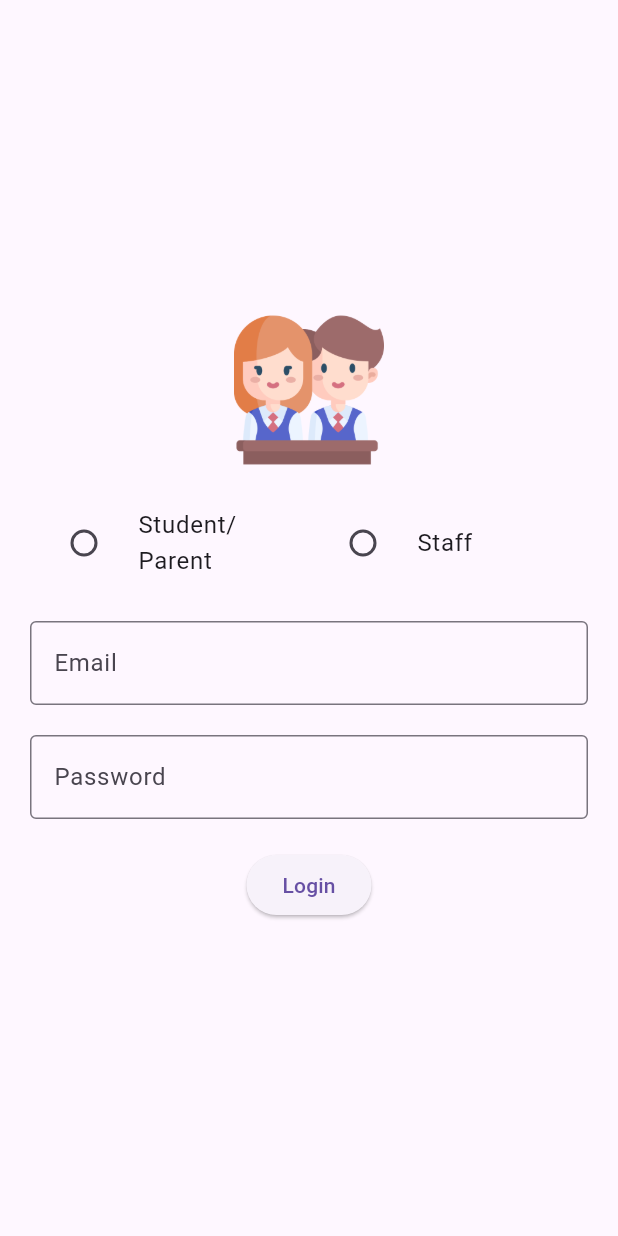
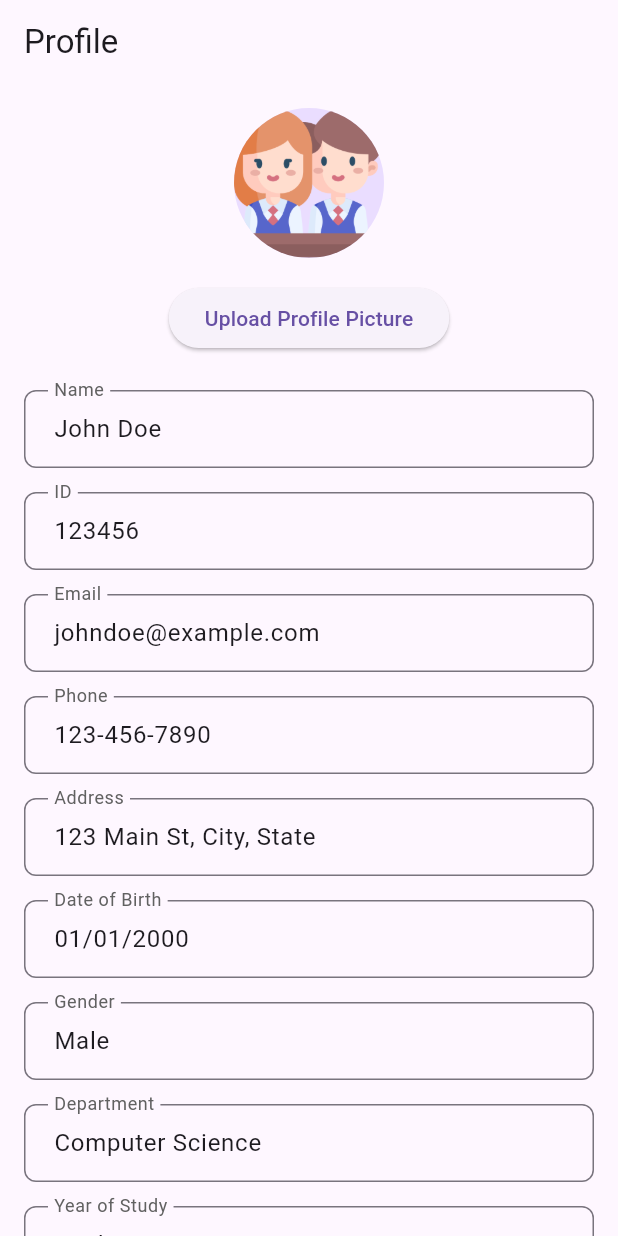
Before and after one commit to manisankarsms/sms_flutter, a Flutter app: the screen it shows after launch, on a phone screen of 412 x 824 dp. Run offline on Flutter 3.47's test engine with Material 3 defaults, Android fonts, the phone set to English and light mode, and no system bars; our stand-ins replace bloc, equatable, flutter_bloc, table_calendar.

Commit message:
profile, webservice, repo

```diff
--- a/lib/main.dart
+++ b/lib/main.dart
@@ -3,7 +3,9 @@ import 'package:flutter_bloc/flutter_bloc.dart';
 import 'package:sms/bloc/auth/auth_bloc.dart';
 import 'package:sms/repositories/auth_repository.dart';
 import 'package:sms/repositories/mock_repository.dart';
+import 'package:sms/screens/home_screen_student.dart';
 import 'package:sms/screens/login_screen.dart';
+import 'package:sms/screens/profile_screen.dart';
 import 'package:sms/services/web_service.dart';
 
 void main() {
@@ -13,16 +15,17 @@ void main() {
 class MyApp extends StatelessWidget {
   @override
   Widget build(BuildContext context) {
-    final WebService webService = WebService(baseUrl: 'your_base_url'); // Create an instance of WebService
+    final WebService webService = WebService(baseUrl: 'http://127.0.0.1:8080/'); // Create an instance of WebService
 
-    // final AuthRepository authRepository = AuthRepository(webService: webService); // Create an instance of AuthRepository
-    final MockAuthRepository authRepository = MockAuthRepository(); // Create an instance of AuthRepository
+    final AuthRepository authRepository = AuthRepository(webService: webService); // Create an instance of AuthRepository
+    // final MockAuthRepository authRepository = MockAuthRepository(); // Create an instance of AuthRepository
 
     return BlocProvider(
       create: (context) => AuthBloc(authRepository: authRepository), // Provide authRepository here
       child: MaterialApp(
         title: 'Your App',
-        home: LoginScreen(),
+        home: ProfileScreen(),
+        // home: LoginScreen(),
       ),
     );
   }
--- /dev/null
+++ b/lib/models/attendance.dart
@@ -0,0 +1,13 @@
+class Attendance {
+  final DateTime date;
+  final String eventName;
+
+  Attendance({required this.date, required this.eventName});
+
+  factory Attendance.fromJson(Map<String, dynamic> json) {
+    return Attendance(
+      date: DateTime.parse(json['date']),
+      eventName: json['eventName'],
+    );
+  }
+}
--- a/lib/repositories/mock_repository.dart
+++ b/lib/repositories/mock_repository.dart
@@ -1,3 +1,4 @@
+import '../models/attendance.dart';
 import '../models/user.dart';
 
 class MockAuthRepository {
@@ -11,4 +12,17 @@ class MockAuthRepository {
       return Future.error("Invalid");
     }
   }
+
+  Future<List<Attendance>> fetchAttendance() async {
+    // Simulate fetching data from a local source (e.g., hardcoded list)
+    return Future.delayed(Duration(milliseconds: 0), () {
+      return [
+        Attendance(date: DateTime(2024, 2, 10), eventName: 'Event 1'),
+        Attendance(date: DateTime(2024, 2, 15), eventName: 'Event 2'),
+        Attendance(date: DateTime(2024, 2, 18), eventName: 'Event 3'),
+        Attendance(date: DateTime(2024, 2, 20), eventName: 'Event 4'),
+        // Add more sample data as needed
+      ];
+    });
+  }
 }
--- a/lib/screens/home_screen_student.dart
+++ b/lib/screens/home_screen_student.dart
@@ -1,6 +1,7 @@
 
 import 'package:flutter/material.dart';
 import 'package:sms/screens/attendance_screen.dart';
+import 'package:sms/screens/profile_screen.dart';
 
 import 'calendar_screen.dart';
 import 'messages_screen.dart';
@@ -11,7 +12,8 @@ class HomeScreenStudent extends StatelessWidget {
     Item(name: 'Calendar', imagePath: 'assets/images/calendar.png'),
     Item(name: 'Messages', imagePath: 'assets/images/messages.png'),
     Item(name: 'Attendance', imagePath: 'assets/images/attendance.png'),
-    Item(name: 'Item 4', imagePath: 'assets/images/students3.png'),
+    Item(name: 'Profile', imagePath: 'assets/images/students2.png'),
+    Item(name: 'Item 5', imagePath: 'assets/images/students3.png'),
     Item(name: 'Item 5', imagePath: 'assets/images/students3.png'),
   ];
 
@@ -66,6 +68,13 @@ class GridItem extends StatelessWidget {
                   builder: (context) => AttendanceScreen(),
                 ),
               );
+            }else if (item.name == 'Profile') {
+              Navigator.push(
+                context,
+                MaterialPageRoute(
+                  builder: (context) => ProfileScreen(),
+                ),
+              );
             }
             else {
               // Handle navigation for other items
--- /dev/null
+++ b/lib/screens/profile_screen.dart
@@ -0,0 +1,331 @@
+import 'package:flutter/material.dart';
+
+class ProfileScreen extends StatefulWidget {
+  @override
+  _ProfileScreenState createState() => _ProfileScreenState();
+}
+
+class _ProfileScreenState extends State<ProfileScreen> {
+  final _formKey = GlobalKey<FormState>();
+
+  String studentName = "John Doe";
+  String studentId = "123456";
+  String email = "johndoe@example.com";
+  String phone = "123-456-7890";
+  String address = "123 Main St, City, State";
+  String dateOfBirth = "01/01/2000";
+  String gender = "Male";
+  String department = "Computer Science";
+  String yearOfStudy = "Sophomore";
+  String major = "Software Engineering";
+  String minor = "Mathematics";
+  String gpa = "3.8";
+  List<String> classes = ["CS101", "MATH201", "PHYS101"];
+  String academicAdvisor = "Dr. Smith";
+  String academicStanding = "Good";
+  List<String> scholarships = ["Dean's Scholarship", "Merit Scholarship"];
+  List<String> achievements = ["First Place in Hackathon", "Published Research Paper"];
+  List<String> activities = ["Coding Club", "Basketball Team"];
+  List<String> hobbies = ["Reading", "Gaming", "Traveling"];
+  String emergencyContactName = "Jane Doe";
+  String emergencyContactPhone = "987-654-3210";
+  String emergencyContactRelationship = "Mother";
+
+  @override
+  Widget build(BuildContext context) {
+    return Scaffold(
+      appBar: AppBar(
+        title: Text('Profile'),
+      ),
+      body: LayoutBuilder(
+        builder: (context, constraints) {
+          if (constraints.maxWidth > 600) {
+            // Web layout
+            return _buildWebLayout();
+          } else {
+            // Mobile layout
+            return _buildMobileLayout();
+          }
+        },
+      ),
+    );
+  }
+
+  Widget _buildWebLayout() {
+    return SingleChildScrollView(
+      padding: EdgeInsets.all(32.0),
+      child: Center(
+        child: Container(
+          width: MediaQuery.of(context).size.width * 0.9, // Adjusts the width to 90% of the screen width
+          child: Form(
+            key: _formKey,
+            child: Column(
+              crossAxisAlignment: CrossAxisAlignment.start,
+              children: [
+                Center(child: _buildProfilePicture()),
+                SizedBox(height: 16),
+                GridView.count(
+                  shrinkWrap: true,
+                  crossAxisCount: 4,
+                  crossAxisSpacing: 16,
+                  mainAxisSpacing: 0, // Remove space between rows
+                  padding: EdgeInsets.zero, // Remove padding around GridView
+                  children: [
+                    _buildTextInputField('Name', studentName, (value) {
+                      studentName = value;
+                    }),
+                    _buildTextInputField('ID', studentId, (value) {
+                      studentId = value;
+                    }),
+                    _buildTextInputField('Email', email, (value) {
+                      email = value;
+                    }),
+                    _buildTextInputField('Phone', phone, (value) {
+                      phone = value;
+                    }),
+                    _buildTextInputField('Address', address, (value) {
+                      address = value;
+                    }),
+                    _buildTextInputField('Date of Birth', dateOfBirth, (value) {
+                      dateOfBirth = value;
+                    }),
+                    _buildTextInputField('Gender', gender, (value) {
+                      gender = value;
+                    }),
+                    _buildTextInputField('Department', department, (value) {
+                      department = value;
+                    }),
+                    _buildTextInputField('Year of Study', yearOfStudy, (value) {
+                      yearOfStudy = value;
+                    }),
+                    _buildTextInputField('Major', major, (value) {
+                      major = value;
+                    }),
+                    _buildTextInputField('Minor', minor, (value) {
+                      minor = value;
+                    }),
+                    _buildTextInputField('GPA', gpa, (value) {
+                      gpa = value;
+                    }),
+                    _buildTextInputField('Classes Enrolled', classes.join(', '), (value) {
+                      classes = value.split(',').map((s) => s.trim()).toList();
+                    }),
+                    _buildTextInputField('Academic Advisor', academicAdvisor, (value) {
+                      academicAdvisor = value;
+                    }),
+                    _buildTextInputField('Academic Standing', academicStanding, (value) {
+                      academicStanding = value;
+                    }),
+                    _buildTextInputField('Scholarships', scholarships.join(', '), (value) {
+                      scholarships = value.split(',').map((s) => s.trim()).toList();
+                    }),
+                    _buildTextInputField('Achievements', achievements.join(', '), (value) {
+                      achievements = value.split(',').map((s) => s.trim()).toList();
+                    }),
+                    _buildTextInputField('Extracurricular Activities', activities.join(', '), (value) {
+                      activities = value.split(',').map((s) => s.trim()).toList();
+                    }),
+                    _buildTextInputField('Hobbies and Interests', hobbies.join(', '), (value) {
+                      hobbies = value.split(',').map((s) => s.trim()).toList();
+                    }),
+                    _buildTextInputField('Emergency Contact Name', emergencyContactName, (value) {
+                      emergencyContactName = value;
+                    }),
+                    _buildTextInputField('Emergency Contact Phone', emergencyContactPhone, (value) {
+                      emergencyContactPhone = value;
+                    }),
+                    _buildTextInputField('Emergency Contact Relationship', emergencyContactRelationship, (value) {
+                      emergencyContactRelationship = value;
+                    }),
+                  ],
+                ),
+                SizedBox(height: 16),
+                Center(
+                  child: ElevatedButton(
+                    onPressed: () {
+                      if (_formKey.currentState!.validate()) {
+                        _formKey.currentState!.save();
+                        // Logic to save profile changes
+                      }
+                    },
+                    child: Text('Save Profile'),
+                  ),
+                ),
+              ],
+            ),
+          ),
+        ),
+      ),
+    );
+  }
+
+  Widget _buildMobileLayout() {
+    return SingleChildScrollView(
+      padding: EdgeInsets.all(16.0),
+      child: Form(
+        key: _formKey,
+        child: Column(
+          crossAxisAlignment: CrossAxisAlignment.start,
+          children: [
+            Center(child: _buildProfilePicture()),
+            SizedBox(height: 16),
+            _buildTextInputField('Name', studentName, (value) {
+              studentName = value;
+            }),
+            _buildTextInputField('ID', studentId, (value) {
+              studentId = value;
+            }),
+            _buildTextInputField('Email', email, (value) {
+              email = value;
+            }),
+            _buildTextInputField('Phone', phone, (value) {
+              phone = value;
+            }),
+            _buildTextInputField('Address', address, (value) {
+              address = value;
+            }),
+            _buildTextInputField('Date of Birth', dateOfBirth, (value) {
+              dateOfBirth = value;
+            }),
+            _buildTextInputField('Gender', gender, (value) {
+              gender = value;
+            }),
+            _buildTextInputField('Department', department, (value) {
+              department = value;
+            }),
+            _buildTextInputField('Year of Study', yearOfStudy, (value) {
+              yearOfStudy = value;
+            }),
+            _buildTextInputField('Major', major, (value) {
+              major = value;
+            }),
+            _buildTextInputField('Minor', minor, (value) {
+              minor = value;
+            }),
+            _buildTextInputField('GPA', gpa, (value) {
+              gpa = value;
+            }),
+            _buildTextInputField('Classes Enrolled', classes.join(', '), (value) {
+              classes = value.split(',').map((s) => s.trim()).toList();
+            }),
+            _buildTextInputField('Academic Advisor', academicAdvisor, (value) {
+              academicAdvisor = value;
+            }),
+            _buildTextInputField('Academic Standing', academicStanding, (value) {
+              academicStanding = value;
+            }),
+            _buildTextInputField('Scholarships', scholarships.join(', '), (value) {
+              scholarships = value.split(',').map((s) => s.trim()).toList();
+            }),
+            _buildTextInputField('Achievements', achievements.join(', '), (value) {
+              achievements = value.split(',').map((s) => s.trim()).toList();
+            }),
+            _buildTextInputField('Extracurricular Activities', activities.join(', '), (value) {
+              activities = value.split(',').map((s) => s.trim()).toList();
+            }),
+            _buildTextInputField('Hobbies and Interests', hobbies.join(', '), (value) {
+              hobbies = value.split(',').map((s) => s.trim()).toList();
+            }),
+            _buildTextInputField('Emergency Contact Name', emergencyContactName, (value) {
+              emergencyContactName = value;
+            }),
+            _buildTextInputField('Emergency Contact Phone', emergencyContactPhone, (value) {
+              emergencyContactPhone = value;
+            }),
+            _buildTextInputField('Emergency Contact Relationship', emergencyContactRelationship, (value) {
+              emergencyContactRelationship = value;
+            }),
+            SizedBox(height: 16),
+            Center(
+              child: ElevatedButton(
+                onPressed: () {
+                  if (_formKey.currentState!.validate()) {
+                    _formKey.currentState!.save();
+                    // Logic to save profile changes
+                  }
+                },
+                child: Text('Save Profile'),
+              ),
+            ),
+          ],
+        ),
+      ),
+    );
+  }
+
+  Widget _buildProfilePicture() {
+    return Column(
+      children: [
+        CircleAvatar(
+          radius: 50,
+          backgroundImage: AssetImage('assets/images/students.png'), // Ensure this path matches the path in your pubspec.yaml
+        ),
+        SizedBox(height: 16),
+        ElevatedButton(
+          onPressed: () {
+            // Logic to upload profile picture
+          },
+          child: Text('Upload Profile Picture'),
+        ),
+      ],
+    );
+  }
+
+  /*Widget _buildTextInputField(String label, String initialValue, Function(String) onSaved) {
+    return Padding(
+      padding: const EdgeInsets.symmetric(vertical: 8.0),
+      child: TextFormField(
+        initialValue: initialValue,
+        decoration: InputDecoration(
+          labelText: label,
+          border: OutlineInputBorder(),
+        ),
+        validator: (value) {
+          if (value == null || value.isEmpty) {
+            return 'Please enter $label';
+          }
+          return null;
+        },
+        onSaved: (value) => onSaved(value!),
+      ),
+    );
+  }*/
+  Widget _buildTextInputField(String label, String initialValue, Function(String) onSaved, {EdgeInsetsGeometry padding = const EdgeInsets.symmetric(vertical: 8.0)}) {
+    return Padding(
+      padding: padding,
+      child: TextFormField(
+        initialValue: initialValue,
+        decoration: InputDecoration(
+          labelText: label,
+          labelStyle: TextStyle(color: Colors.grey[700], fontSize: 16),
+          border: OutlineInputBorder(
+            borderRadius: BorderRadius.circular(8.0),
+            borderSide: BorderSide(color: Colors.grey[400]!),
+          ),
+          focusedBorder: OutlineInputBorder(
+            borderRadius: BorderRadius.circular(8.0),
+            borderSide: BorderSide(color: Colors.blue, width: 2.0),
+          ),
+          errorBorder: OutlineInputBorder(
+            borderRadius: BorderRadius.circular(8.0),
+            borderSide: BorderSide(color: Colors.red, width: 2.0),
+          ),
+          focusedErrorBorder: OutlineInputBorder(
+            borderRadius: BorderRadius.circular(8.0),
+            borderSide: BorderSide(color: Colors.red, width: 2.0),
+          ),
+          contentPadding: EdgeInsets.symmetric(horizontal: 16.0, vertical: 14.0),
+          errorStyle: TextStyle(color: Colors.red, fontWeight: FontWeight.bold),
+        ),
+        validator: (value) {
+          if (value == null || value.isEmpty) {
+            return 'Please enter $label';
+          }
+          return null;
+        },
+        onSaved: (value) => onSaved(value!),
+      ),
+    );
+  }
+
+}
```
Also changed, not shown: lib/bloc/auth/auth_bloc.dart (+21 -7 lines), lib/repositories/attendance_repository.dart (added, +27 -0 lines), lib/repositories/auth_repository.dart (+15 -6 lines), lib/screens/attendance_screen.dart (+56 -2 lines), lib/services/request.dart (added, +9 -0 lines), lib/services/web_service.dart (+18 -2 lines), assets/images/student.svg (deleted).
